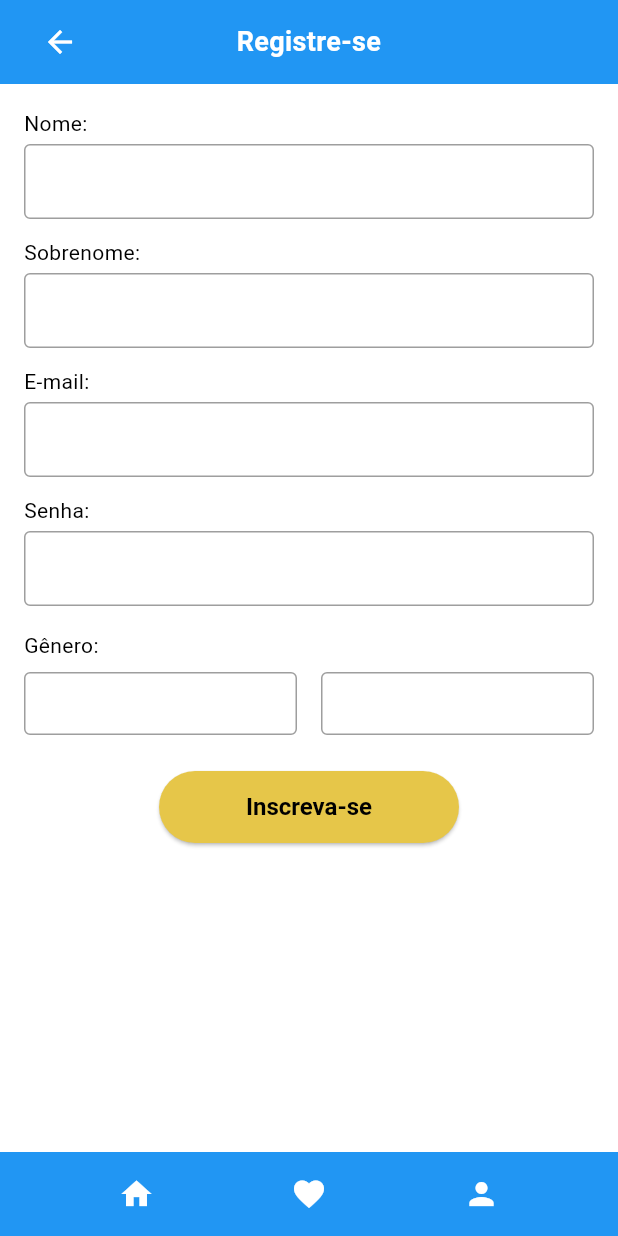
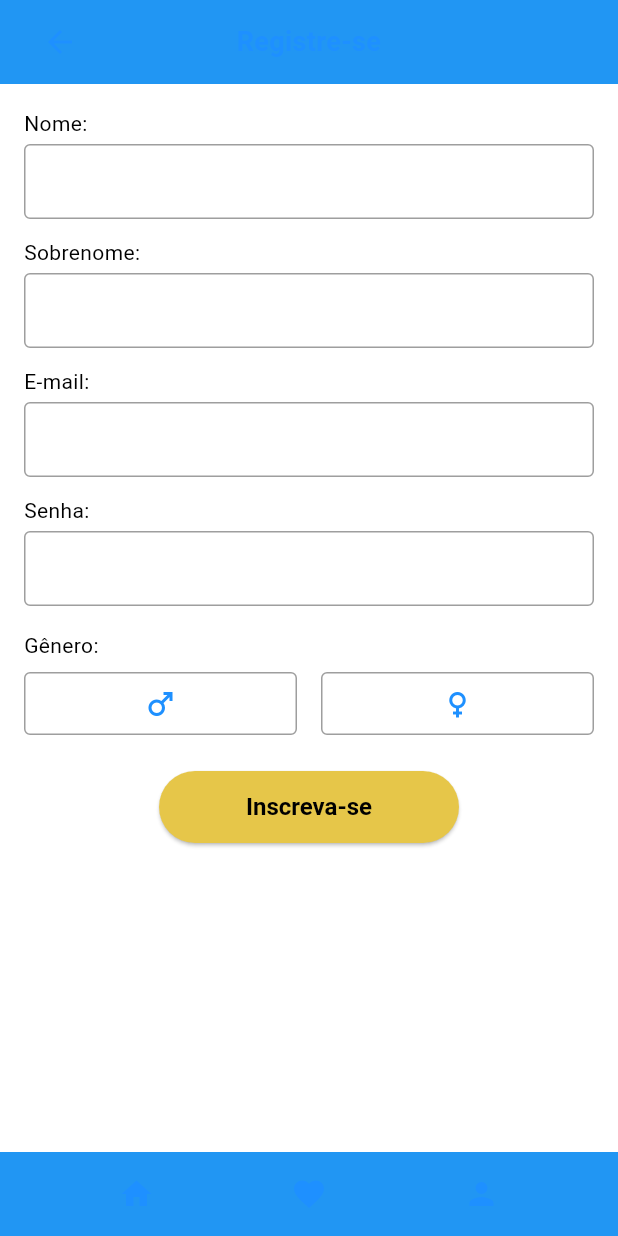
Before and after one commit to Amparo-Coletivo/fatec-dsm-pi-5sem, a Flutter app: the RegisterPage screen opened directly, on a phone screen of 412 x 824 dp. Run offline on Flutter 3.47's test engine with Material 3 defaults, Android fonts, the phone set to English and light mode, and no system bars; our stand-ins replace skeletonizer, supabase_flutter; accounts and stored records are empty.

Commit message:
Mudança de cor dos ícones
Agora em vez dos ícones possuírem a cor branca como padrão, eles possuem a cor primária.

```diff
--- a/Code/amparo_coletivo/lib/pages/register_page.dart
+++ b/Code/amparo_coletivo/lib/pages/register_page.dart
@@ -1,4 +1,5 @@
 import 'package:flutter/material.dart';
+import 'package:amparo_coletivo/config/theme_config.dart';
 
 class RegisterPage extends StatefulWidget {
   const RegisterPage({super.key});
@@ -23,17 +24,17 @@ class _RegisterPageState extends State<RegisterPage> {
             child: Row(
               children: [
                 IconButton(
-                  icon: const Icon(Icons.arrow_back, color: Colors.white),
+                  icon: Icon(Icons.arrow_back, color: AppTheme.themeData.primaryColor),
                   onPressed: () {
                     Navigator.pop(context);
                   },
                 ),
-                const Expanded(
+                Expanded(
                   child: Text(
                     'Registre-se',
                     textAlign: TextAlign.center,
                     style: TextStyle(
-                      color: Colors.white,
+                      color: AppTheme.themeData.primaryColor,
                       fontSize: 18.0,
                       fontWeight: FontWeight.bold,
                     ),
@@ -140,9 +141,9 @@ class _RegisterPageState extends State<RegisterPage> {
                               ),
                               borderRadius: BorderRadius.circular(4.0),
                             ),
-                            child: const Icon(
+                            child: Icon(
                               Icons.male_outlined,
-                              color: Colors.white,
+                              color: AppTheme.themeData.primaryColor,
                             ),
                           ),
                         ),
@@ -169,7 +170,7 @@ class _RegisterPageState extends State<RegisterPage> {
                             ),
                             child: Icon(
                               Icons.female_outlined,
-                              color: Colors.white,
+                              color: AppTheme.themeData.primaryColor,
                             ),
                           ),
                         ),
@@ -212,19 +213,19 @@ class _RegisterPageState extends State<RegisterPage> {
               mainAxisAlignment: MainAxisAlignment.spaceEvenly,
               children: [
                 IconButton(
-                  icon: const Icon(Icons.home, color: Colors.white),
+                  icon: Icon(Icons.home, color: AppTheme.themeData.primaryColor),
                   onPressed: () {
                     // Navigate to home
                   },
                 ),
                 IconButton(
-                  icon: const Icon(Icons.favorite, color: Colors.white),
+                  icon: Icon(Icons.favorite, color: AppTheme.themeData.primaryColor),
                   onPressed: () {
                     // Navigate to favorites
                   },
                 ),
                 IconButton(
-                  icon: const Icon(Icons.person, color: Colors.white),
+                  icon: Icon(Icons.person, color: AppTheme.themeData.primaryColor),
                   onPressed: () {
                     // Navigate to profile
                   },
```
